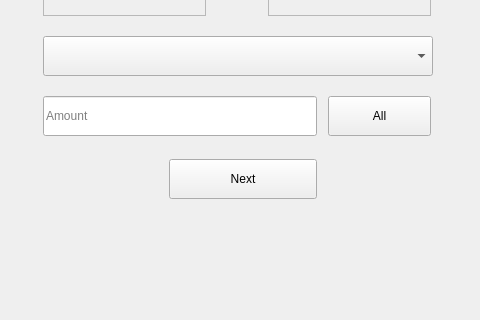
This is windows/g_sendStarting.ui in 0xkobe/mwc-wallet as Qt 5 draws it before an edit; both pictures show x 193 to 673 and y 346 to 666 of the 861 by 666 pixel window. The edited form follows.
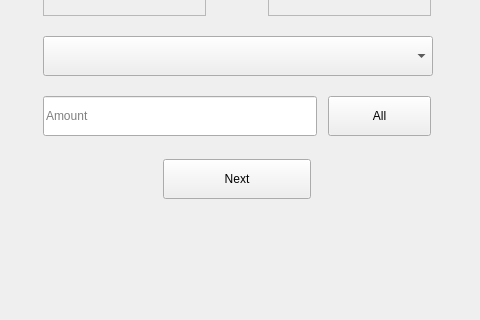
This is the edited form. Icons and pictures are not drawn. Custom widgets are drawn as their Qt base class.

Patch:
```diff
--- a/windows/g_sendStarting.ui
+++ b/windows/g_sendStarting.ui
@@ -385,7 +385,7 @@
        <widget class="control::MwcPushButtonNormal" name="nextButton">
         <property name="geometry">
          <rect>
-          <x>126</x>
+          <x>120</x>
           <y>387</y>
           <width>148</width>
           <height>40</height>
```
Left out of the diff: 11 changed lines with no effect on the pictures.
